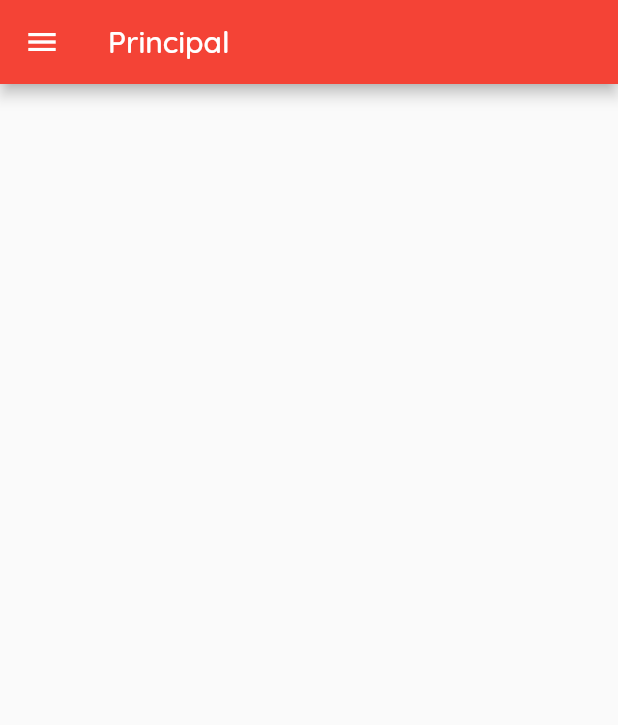
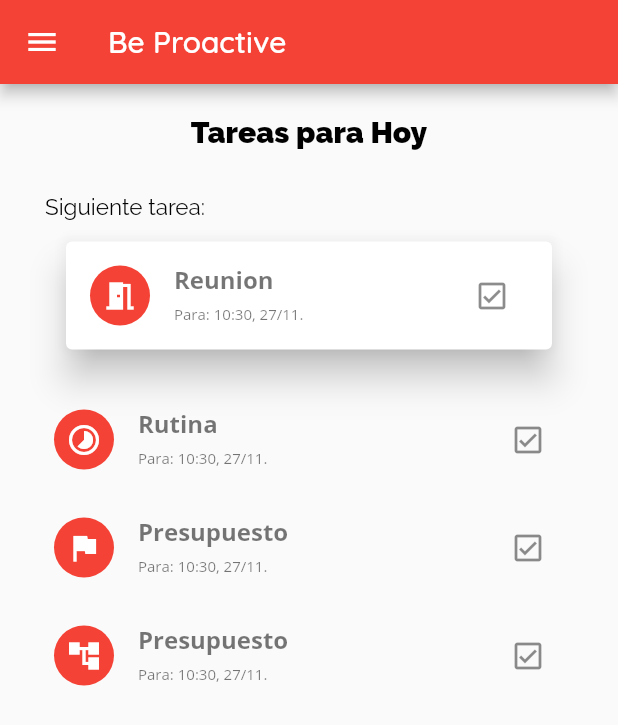
Before and after one commit to aa-rodriguezv/proapptive, a Flutter app: the screen it shows after launch, on a phone screen of 412 x 824 dp. Shown: the top 725 px of the screen. Run offline on Flutter 3.47's test engine with Material 2 defaults, Android fonts, the phone set to English and light mode, and no system bars.

Commit message:
Starters for Task

```diff
--- a/lib/main.dart
+++ b/lib/main.dart
@@ -1,7 +1,10 @@
 import 'package:flutter/material.dart';
+import 'package:proapptive/providers/tasks_provider.dart';
 import 'package:proapptive/screens/achievements_screen.dart';
 import 'package:proapptive/screens/awards_screen.dart';
+import 'package:proapptive/screens/tasks_complete_overview_screen.dart';
 import 'package:proapptive/screens/tasks_overview_screen.dart';
+import 'package:provider/provider.dart';
 
 void main() {
   runApp(MyApp());
@@ -12,7 +15,13 @@ class MyApp extends StatelessWidget {
 
   @override
   Widget build(BuildContext context) {
-    return MaterialApp(
+    return MultiProvider(
+      providers: [
+        ChangeNotifierProvider(
+          create: (context) => TasksProvider(),
+        ),
+      ],
+      child: MaterialApp(
         debugShowCheckedModeBanner: false,
         theme: ThemeData(
           primaryColor: Colors.red,
@@ -23,6 +32,12 @@ class MyApp extends StatelessWidget {
               fontFamily: 'Raleway',
               fontSize: 20,
               fontWeight: FontWeight.w900,
+              color: Colors.black,
+            ),
+            headline2: TextStyle(
+              fontFamily: 'Raleway',
+              fontSize: 15,
+              fontWeight: FontWeight.normal,
               color: Colors.black,
             ),
             bodyText1: TextStyle(
@@ -41,13 +56,25 @@ class MyApp extends StatelessWidget {
               fontFamily: 'Raleway',
               fontWeight: FontWeight.w700,
             ),
+            headline3: TextStyle(
+              fontFamily: 'OpenSans',
+              fontWeight: FontWeight.bold,
+              fontSize: 16,
+            ),
+            headline4: TextStyle(
+              fontFamily: 'OpenSans',
+              fontSize: 10,
+            ),
           ),
         ),
         home: TasksOverviewScreen(),
         routes: {
           AchievementsScreen.routeName: (ctx) => AchievementsScreen(),
           AwardsScreen.routeName: (ctx) => AwardsScreen(),
+          TasksCompleteOverviewScreen.routeName: (ctx) =>
+              TasksCompleteOverviewScreen(),
         },
+      ),
     );
   }
 }
--- a/lib/providers/project.dart
+++ b/lib/providers/project.dart
@@ -1,19 +1,21 @@
 import 'package:flutter/cupertino.dart';
 
 class Project with ChangeNotifier {
+  final String id;
   final String name;
   final DateTime creationDate;
   final DateTime terminationDate;
   DateTime doneDate;
   final String creatorEmail;
-  final List<String> participantEmails;
+  List<String> participantEmails;
   bool done;
 
   Project({
+    @required this.id,
     @required this.name,
     @required this.creationDate,
     @required this.terminationDate,
     @required this.creatorEmail,
-    @required this.participantEmails,
+    this.participantEmails,
   });
 }
--- a/lib/providers/task.dart
+++ b/lib/providers/task.dart
@@ -4,11 +4,12 @@ import 'package:flutter/material.dart';
 enum TaskCategory {
   Meeting,
   Routine,
+  Extraordinary,
   Step,
-  Extraordinary,
 }
 
 class Task with ChangeNotifier {
+  final String id;
   final String name;
   final DateTime creationDate;
   final DateTime terminationDate;
@@ -28,6 +29,7 @@ class Task with ChangeNotifier {
   };
 
   Task({
+    @required this.id,
     @required this.name,
     @required this.creationDate,
     @required this.terminationDate,
@@ -36,5 +38,12 @@ class Task with ChangeNotifier {
     this.asigneesEmail,
     this.upperTask,
     this.projectName,
+    this.done = false,
   });
+
+  void toggleDone() {
+    this.done = !this.done;
+    doneDate = done ? DateTime.now() : null;
+    notifyListeners();
+  }
 }
--- a/lib/providers/tasks_provider.dart
+++ b/lib/providers/tasks_provider.dart
@@ -1,3 +1,71 @@
 import 'package:flutter/cupertino.dart';
+import 'package:proapptive/providers/task.dart';
 
-class TasksProvider with ChangeNotifier {}
+class TasksProvider with ChangeNotifier {
+  List<Task> _tasks = [
+    Task(
+      id: '1',
+      type: TaskCategory.Meeting,
+      creatorEmail: 'angel@kof.com.mx',
+      name: 'Reunion',
+      terminationDate: DateTime.now(),
+      creationDate: DateTime.now(),
+      asigneesEmail: ['angel@kof.com.mx'],
+    ),
+    Task(
+      id: '2',
+      type: TaskCategory.Routine,
+      creatorEmail: 'angel@kof.com.mx',
+      name: 'Rutina',
+      terminationDate: DateTime.now(),
+      creationDate: DateTime.now(),
+      asigneesEmail: ['angel@kof.com.mx'],
+    ),
+    Task(
+      id: '3',
+      type: TaskCategory.Extraordinary,
+      creatorEmail: 'angel@kof.com.mx',
+      name: 'Presupuesto',
+      terminationDate: DateTime.now(),
+      creationDate: DateTime.now(),
+      asigneesEmail: ['angel@kof.com.mx'],
+    ),
+    Task(
+      id: '4',
+      type: TaskCategory.Step,
+      creatorEmail: 'angel@kof.com.mx',
+      name: 'Presupuesto',
+      terminationDate: DateTime.now(),
+      creationDate: DateTime.now(),
+      asigneesEmail: ['angel@kof.com.mx'],
+    ),
+  ];
+
+  List<Task> get allMyTasks {
+    return _tasks
+        .where((element) => element.asigneesEmail.contains('angel@kof.com.mx'))
+        .toList()
+          ..sort(
+            (a, b) => a.terminationDate.compareTo(b.terminationDate),
+          );
+  }
+
+  List<Task> get myTasksForTheDay {
+    return allMyTasks
+        .where(
+          (element) =>
+              element.terminationDate.isBefore(
+                DateTime.now().add(
+                  Duration(days: 1),
+                ),
+              ) &&
+              element.terminationDate.isAfter(
+                DateTime.now().subtract(
+                  Duration(days: 1),
+                ),
+              ) &&
+              !element.done,
+        )
+        .toList();
+  }
+}
--- /dev/null
+++ b/lib/screens/tasks_complete_overview_screen.dart
@@ -0,0 +1,33 @@
+import 'package:flutter/material.dart';
+import 'package:proapptive/providers/tasks_provider.dart';
+import 'package:proapptive/widgets/main_drawer.dart';
+import 'package:proapptive/widgets/task_overview_item.dart';
+import 'package:provider/provider.dart';
+
+class TasksCompleteOverviewScreen extends StatelessWidget {
+  static const routeName = '/tasks';
+  @override
+  Widget build(BuildContext context) {
+    final data = Provider.of<TasksProvider>(context).allMyTasks;
+
+    return Scaffold(
+      appBar: AppBar(
+        title: Text('Tareas'),
+      ),
+      drawer: MainDrawer(),
+      body: Padding(
+        padding: const EdgeInsets.all(20.0),
+        child: ListView.builder(
+          physics: BouncingScrollPhysics(),
+          itemBuilder: (ctx, i) {
+            return ChangeNotifierProvider.value(
+              value: data[i],
+              child: TaskOverviewItem(),
+            );
+          },
+          itemCount: data.length,
+        ),
+      ),
+    );
+  }
+}
--- a/lib/screens/tasks_overview_screen.dart
+++ b/lib/screens/tasks_overview_screen.dart
@@ -1,14 +1,77 @@
 import 'package:flutter/material.dart';
+import 'package:intl/intl.dart';
+import 'package:proapptive/providers/task.dart';
+import 'package:proapptive/providers/tasks_provider.dart';
 import 'package:proapptive/widgets/main_drawer.dart';
+import 'package:proapptive/widgets/task_overview_item.dart';
+import 'package:provider/provider.dart';
 
 class TasksOverviewScreen extends StatelessWidget {
   @override
   Widget build(BuildContext context) {
+    final data = Provider.of<TasksProvider>(context).myTasksForTheDay;
+
     return Scaffold(
       appBar: AppBar(
-        title: Text('Principal'),
+        title: Text('Be Proactive'),
       ),
       drawer: MainDrawer(),
+      body: Padding(
+        padding: const EdgeInsets.all(20.0),
+        child: Column(
+          children: [
+            Text(
+              'Tareas para Hoy',
+              style: Theme.of(context).textTheme.headline1,
+            ),
+            SizedBox(
+              height: 10,
+            ),
+            Container(
+              padding: EdgeInsets.only(top: 20, left: 10),
+              alignment: Alignment.centerLeft,
+              child: Text(
+                'Siguiente tarea:',
+                style: Theme.of(context).textTheme.headline2,
+                textAlign: TextAlign.start,
+              ),
+            ),
+            Expanded(
+              child: ListView.builder(
+                physics: BouncingScrollPhysics(),
+                itemBuilder: (ctx, i) {
+                  return ChangeNotifierProvider.value(
+                    value: data[i],
+                    child: i == 0 ? NextTask() : TaskOverviewItem(),
+                  );
+                },
+                itemCount: data.length,
+              ),
+            ),
+          ],
+        ),
+      ),
     );
   }
 }
+
+class NextTask extends StatelessWidget {
+  @override
+  Widget build(BuildContext context) {
+    return Container(
+      width: 100,
+      height: 80,
+      margin: EdgeInsets.only(
+        bottom: 20,
+        left: 20,
+        right: 20,
+        top: 10,
+      ),
+      alignment: Alignment.center,
+      child: Card(
+        elevation: 10,
+        child: TaskOverviewItem(),
+      ),
+    );
+  }
+}
--- a/lib/widgets/main_drawer.dart
+++ b/lib/widgets/main_drawer.dart
@@ -1,6 +1,7 @@
 import 'package:flutter/material.dart';
 import 'package:proapptive/screens/achievements_screen.dart';
 import 'package:proapptive/screens/awards_screen.dart';
+import 'package:proapptive/screens/tasks_complete_overview_screen.dart';
 
 class MainDrawer extends StatelessWidget {
   Widget _buildPageAccess(
@@ -37,12 +38,18 @@ class MainDrawer extends StatelessWidget {
           _buildPageAccess(
             context,
             Icons.home_work,
-            'Principal',
+            'Proapptive',
             '/',
           ),
           _buildPageAccess(
             context,
-            Icons.list_alt_rounded,
+            Icons.featured_play_list,
+            'Tareas',
+            TasksCompleteOverviewScreen.routeName,
+          ),
+          _buildPageAccess(
+            context,
+            Icons.list_alt,
             'Logros',
             AchievementsScreen.routeName,
           ),
--- /dev/null
+++ b/lib/widgets/task_overview_item.dart
@@ -0,0 +1,37 @@
+import 'package:flutter/material.dart';
+import 'package:intl/intl.dart';
+import 'package:proapptive/providers/task.dart';
+import 'package:provider/provider.dart';
+
+class TaskOverviewItem extends StatelessWidget {
+  @override
+  Widget build(BuildContext context) {
+    final data = Provider.of<Task>(context);
+
+    return ListTile(
+      leading: CircleAvatar(
+        backgroundColor: Theme.of(context).primaryColor,
+        child: Icon(
+          Task.iconPerCategoryDict[data.type],
+          color: Colors.white,
+        ),
+      ),
+      title: Text(
+        data.name,
+        style: Theme.of(context).textTheme.headline3,
+      ),
+      subtitle: Text(
+        'Para: ${DateFormat('HH:mm, dd/MM.').format(data.terminationDate)}',
+        style: Theme.of(context).textTheme.headline4,
+      ),
+      trailing: IconButton(
+        icon: Icon(
+          data.done ? Icons.check_box : Icons.check_box_outlined,
+        ),
+        onPressed: () {
+          Provider.of<Task>(context, listen: false).toggleDone();
+        },
+      ),
+    );
+  }
+}
--- a/pubspec.yaml
+++ b/pubspec.yaml
@@ -29,6 +29,8 @@ dependencies:
   # The following adds the Cupertino Icons font to your application.
   # Use with the CupertinoIcons class for iOS style icons.
   cupertino_icons: ^1.0.0
+  intl: ^0.16.1
+  http: ^0.12.2
 
 dev_dependencies:
   flutter_test:
```
Also changed, not shown: pubspec.lock. Lines whose indentation alone changed are shown as unchanged.
